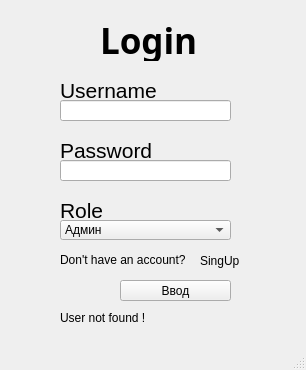
Old version of the form optimization_methods/windows/mainWindows/login.ui in the repository iam-nii/NRS-01.
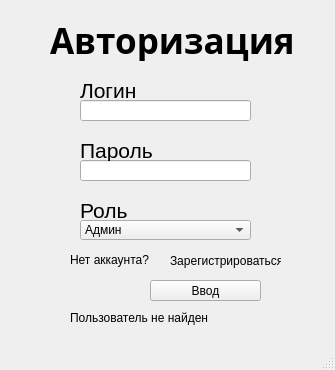
New version of the form.

Diff of the .ui file:
```diff
--- a/optimization_methods/windows/mainWindows/login.ui
+++ b/optimization_methods/windows/mainWindows/login.ui
@@ -9,7 +9,7 @@
    <rect>
     <x>0</x>
     <y>0</y>
-    <width>306</width>
+    <width>335</width>
     <height>370</height>
    </rect>
   </property>
@@ -23,7 +23,7 @@
     </property>
     <property name="geometry">
      <rect>
-      <x>120</x>
+      <x>150</x>
       <y>280</y>
       <width>111</width>
       <height>21</height>
@@ -39,7 +39,7 @@
    <widget class="QComboBox" name="role_cbx">
     <property name="geometry">
      <rect>
-      <x>60</x>
+      <x>80</x>
       <y>220</y>
       <width>171</width>
       <height>20</height>
@@ -59,7 +59,7 @@
    <widget class="QLineEdit" name="username_entry">
     <property name="geometry">
      <rect>
-      <x>60</x>
+      <x>80</x>
       <y>100</y>
       <width>171</width>
       <height>21</height>
@@ -69,9 +69,9 @@
    <widget class="QLabel" name="label">
     <property name="geometry">
      <rect>
-      <x>100</x>
+      <x>50</x>
       <y>20</y>
-      <width>121</width>
+      <width>251</width>
       <height>41</height>
      </rect>
     </property>
@@ -84,13 +84,13 @@
      </font>
     </property>
     <property name="text">
-     <string>Login</string>
+     <string>Авторизация</string>
     </property>
    </widget>
    <widget class="QLabel" name="label_2">
     <property name="geometry">
      <rect>
-      <x>60</x>
+      <x>80</x>
       <y>80</y>
       <width>101</width>
       <height>21</height>
@@ -105,13 +105,13 @@
      </font>
     </property>
     <property name="text">
-     <string>Username</string>
+     <string>Логин</string>
     </property>
    </widget>
    <widget class="QLineEdit" name="password_entry">
     <property name="geometry">
      <rect>
-      <x>60</x>
+      <x>80</x>
       <y>160</y>
       <width>171</width>
       <height>21</height>
@@ -121,7 +121,7 @@
    <widget class="QLabel" name="label_3">
     <property name="geometry">
      <rect>
-      <x>60</x>
+      <x>80</x>
       <y>140</y>
       <width>101</width>
       <height>21</height>
@@ -136,13 +136,13 @@
      </font>
     </property>
     <property name="text">
-     <string>Password</string>
+     <string>Пароль</string>
     </property>
    </widget>
    <widget class="QLabel" name="label_4">
     <property name="geometry">
      <rect>
-      <x>60</x>
+      <x>80</x>
       <y>200</y>
       <width>51</width>
       <height>21</height>
@@ -157,28 +157,28 @@
      </font>
     </property>
     <property name="text">
-     <string>Role</string>
+     <string>Роль</string>
     </property>
    </widget>
    <widget class="QLabel" name="label_5">
     <property name="geometry">
      <rect>
-      <x>60</x>
+      <x>70</x>
       <y>250</y>
-      <width>131</width>
+      <width>91</width>
       <height>20</height>
      </rect>
     </property>
     <property name="text">
-     <string>Don't have an account?</string>
+     <string>Нет аккаунта?</string>
     </property>
    </widget>
    <widget class="QLabel" name="signup_link">
     <property name="geometry">
      <rect>
-      <x>200</x>
+      <x>170</x>
       <y>250</y>
-      <width>41</width>
+      <width>111</width>
       <height>21</height>
      </rect>
     </property>
@@ -188,20 +188,20 @@
      </font>
     </property>
     <property name="text">
-     <string>SingUp</string>
+     <string>Зарегистрироваться</string>
     </property>
    </widget>
    <widget class="QLabel" name="user_not_found">
     <property name="geometry">
      <rect>
-      <x>60</x>
+      <x>70</x>
       <y>310</y>
       <width>161</width>
       <height>16</height>
      </rect>
     </property>
     <property name="text">
-     <string>User not found !</string>
+     <string>Пользователь не найден</string>
     </property>
    </widget>
   </widget>
```
Left out of the diff: 4 changed lines with no effect on the pictures.
